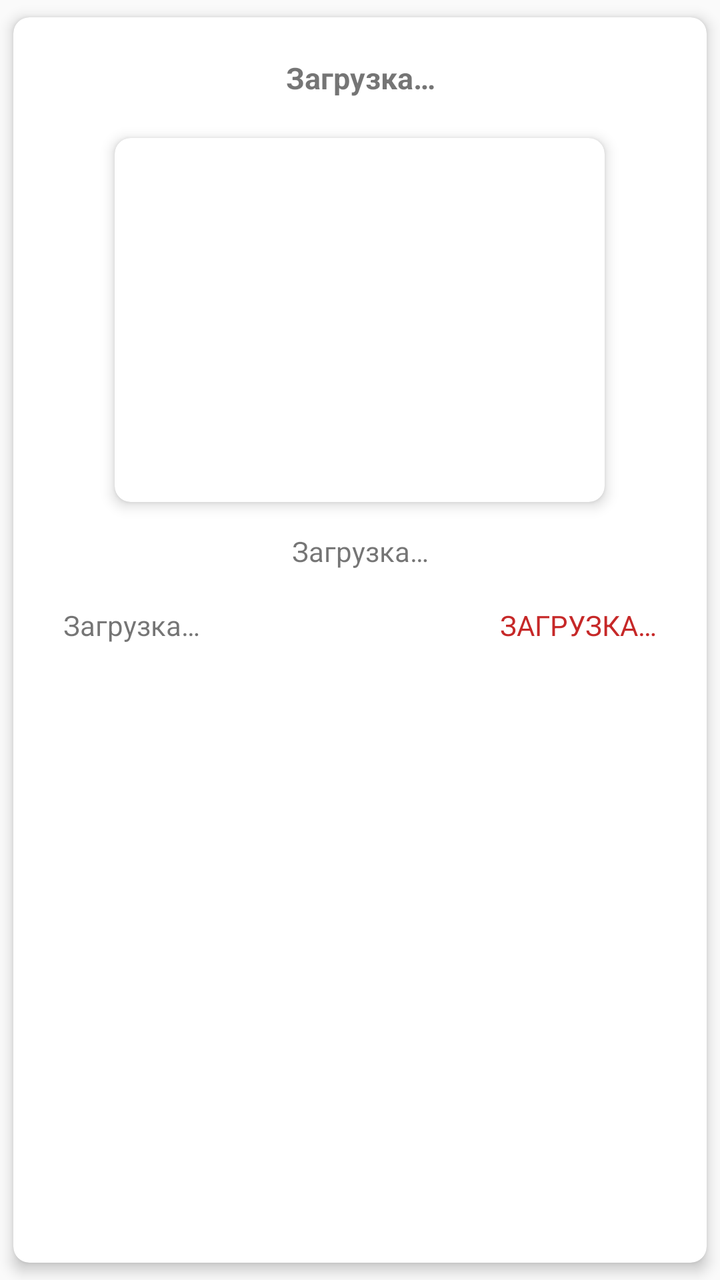
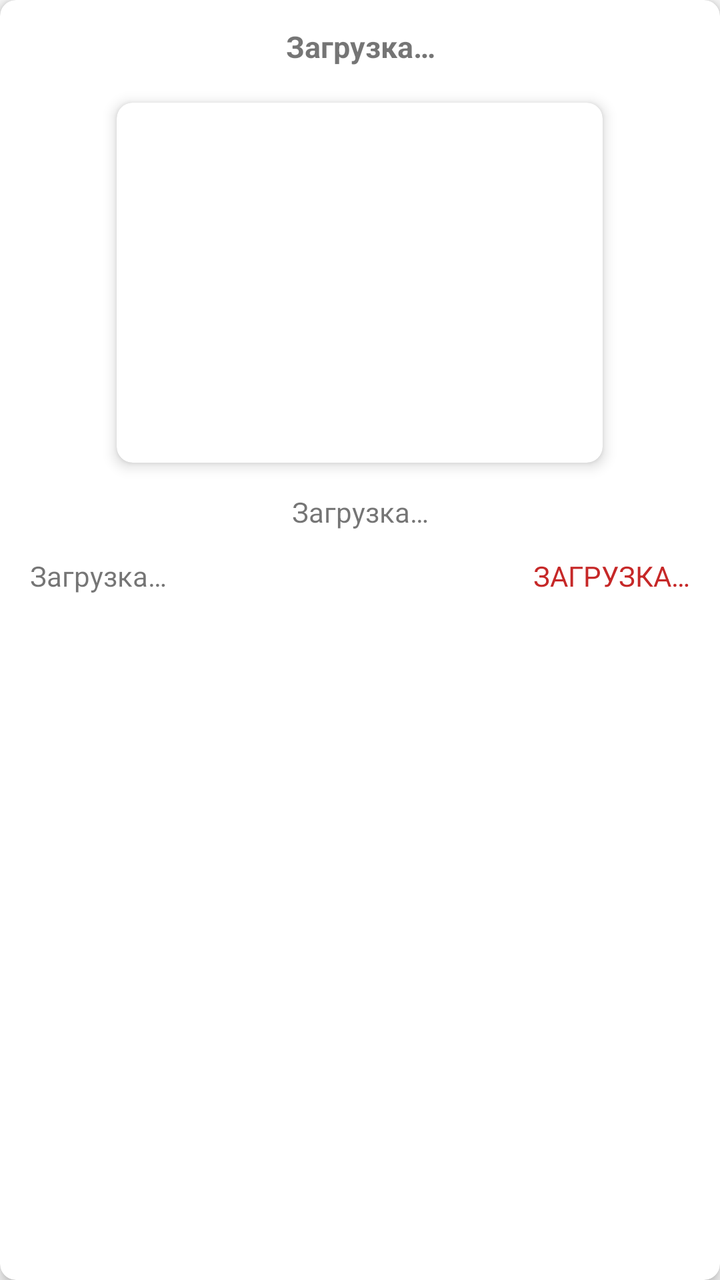

The first picture is an Android layout as it rendered before a commit; the second is the same layout after the commit. The layout source and the unified diff follow.
<!-- AndroidManifest.xml: application theme AppTheme -->
<!-- res/layout/my_test.xml -->
<?xml version="1.0" encoding="utf-8"?>
<androidx.cardview.widget.CardView
    xmlns:android="http://schemas.android.com/apk/res/android"
    xmlns:card_view="http://schemas.android.com/apk/res-auto"
    android:layout_width="match_parent"
    android:layout_height="wrap_content"
    xmlns:app="http://schemas.android.com/tools"
    card_view:cardCornerRadius="8dp"
    card_view:cardElevation="4dp"
    card_view:cardUseCompatPadding="true"
    app:ignore="NamespaceTypo">

    <LinearLayout
        android:layout_width="match_parent"
        android:layout_height="wrap_content"
        android:orientation="vertical"
        android:padding="15dp">

        <TextView
            android:id="@+id/titleText"
            android:padding="5dp"
            android:layout_width="match_parent"
            android:layout_height="0dp"
            android:textAlignment="center"
            android:ellipsize="end"
            android:singleLine="true"
            android:maxLines="1"
            android:layout_weight="1"
            android:text="@string/textTitle"
            android:textSize="15sp"
            android:textStyle="bold"
            android:layout_marginBottom="15dp"/>

        <androidx.cardview.widget.CardView
            android:layout_gravity="center"
            android:layout_width="245dp"
            android:layout_height="182dp"
            card_view:cardCornerRadius="8dp"
            card_view:cardElevation="4dp"
            app:ignore="NamespaceTypo">

            <ImageView
                android:id="@+id/imageView"
                android:layout_gravity="center"
                android:layout_width="245dp"
                android:layout_height="182dp"
                android:layout_margin="10dp"
                android:contentDescription="@string/todo" />

        </androidx.cardview.widget.CardView>

        <TextView
            android:id="@+id/descriptionText"
            android:layout_width="match_parent"
            android:layout_height="wrap_content"
            android:layout_marginTop="15dp"
            android:textAlignment="center"
            android:ellipsize="end"
            android:singleLine="true"
            android:maxLines="1"
            android:text="@string/textTitle"
            android:textSize="14sp"
            android:layout_marginBottom="8dp"/>

        <androidx.constraintlayout.widget.ConstraintLayout
            android:layout_width="match_parent"
            android:layout_height="wrap_content">

            <TextView
                android:id="@+id/timeText"
                android:padding="10dp"
                android:layout_width="wrap_content"
                android:layout_height="wrap_content"
                android:text="@string/textTime"
                app:layout_constraintStart_toStartOf="parent"
                app:layout_constraintTop_toTopOf="parent"
                app:layout_editor_absoluteY="8dp"
                card_view:layout_constraintStart_toStartOf="parent" />

            <TextView
                android:id="@+id/catText"
                android:textColor="@color/RED"
                android:padding="10dp"
                android:textAllCaps="true"
                app:layout_constraintEnd_toEndOf="parent"
                app:layout_constraintTop_toTopOf="parent"
                android:layout_width="wrap_content"
                android:layout_height="wrap_content"
                android:text="@string/textCategory"
                card_view:layout_constraintEnd_toEndOf="parent" />
        </androidx.constraintlayout.widget.ConstraintLayout>

    </LinearLayout>
</androidx.cardview.widget.CardView>
<!-- resources referenced by this layout -->
<resources>
  <color name="RED">#C62828</color>
  <string name="textCategory">Загрузка…</string>
  <string name="textTime">Загрузка…</string>
  <string name="textTitle">Загрузка…</string>
  <string name="todo">TODO</string>
  <style name="AppTheme" parent="Theme.AppCompat.DayNight.DarkActionBar">
          
          <item name="colorPrimary">@color/colorPrimary</item>
          
          <item name="colorPrimaryDark">@color/colorPrimaryDark</item>
          
          <item name="android:textColorPrimary">@color/white</item>
      </style>
  <color name="colorPrimary">#3F51B5</color>
  <color name="colorPrimaryDark">#1E1F22</color>
  <color name="white">#353333</color>
</resources>

<!-- the commit's change to res/layout/my_test.xml (unified diff, before → after) -->
@@ -7,18 +7,18 @@
     xmlns:app="http://schemas.android.com/tools"
     card_view:cardCornerRadius="8dp"
     card_view:cardElevation="4dp"
-    card_view:cardUseCompatPadding="true"
+    android:layout_margin="5dp"
     app:ignore="NamespaceTypo">
 
     <LinearLayout
         android:layout_width="match_parent"
         android:layout_height="wrap_content"
         android:orientation="vertical"
-        android:padding="15dp">
+        android:padding="10dp">
 
         <TextView
             android:id="@+id/titleText"
-            android:padding="5dp"
+            android:padding="3dp"
             android:layout_width="match_parent"
             android:layout_height="0dp"
             android:textAlignment="center"
@@ -33,27 +33,27 @@
 
         <androidx.cardview.widget.CardView
             android:layout_gravity="center"
-            android:layout_width="245dp"
-            android:layout_height="182dp"
+            android:layout_width="243dp"
+            android:layout_height="180dp"
             card_view:cardCornerRadius="8dp"
             card_view:cardElevation="4dp"
             app:ignore="NamespaceTypo">
 
             <ImageView
                 android:id="@+id/imageView"
+                android:layout_width="243dp"
+                android:layout_height="180dp"
                 android:layout_gravity="center"
-                android:layout_width="245dp"
-                android:layout_height="182dp"
-                android:layout_margin="10dp"
                 android:contentDescription="@string/todo" />
 
         </androidx.cardview.widget.CardView>
 
         <TextView
             android:id="@+id/descriptionText"
-            android:layout_width="match_parent"
+            android:layout_width="wrap_content"
             android:layout_height="wrap_content"
             android:layout_marginTop="15dp"
+            android:layout_gravity="center"
             android:textAlignment="center"
             android:ellipsize="end"
             android:singleLine="true"
@@ -68,7 +68,7 @@
 
             <TextView
                 android:id="@+id/timeText"
-                android:padding="10dp"
+                android:padding="5dp"
                 android:layout_width="wrap_content"
                 android:layout_height="wrap_content"
                 android:text="@string/textTime"
@@ -80,7 +80,7 @@
             <TextView
                 android:id="@+id/catText"
                 android:textColor="@color/RED"
-                android:padding="10dp"
+                android:padding="5dp"
                 android:textAllCaps="true"
                 app:layout_constraintEnd_toEndOf="parent"
                 app:layout_constraintTop_toTopOf="parent"
